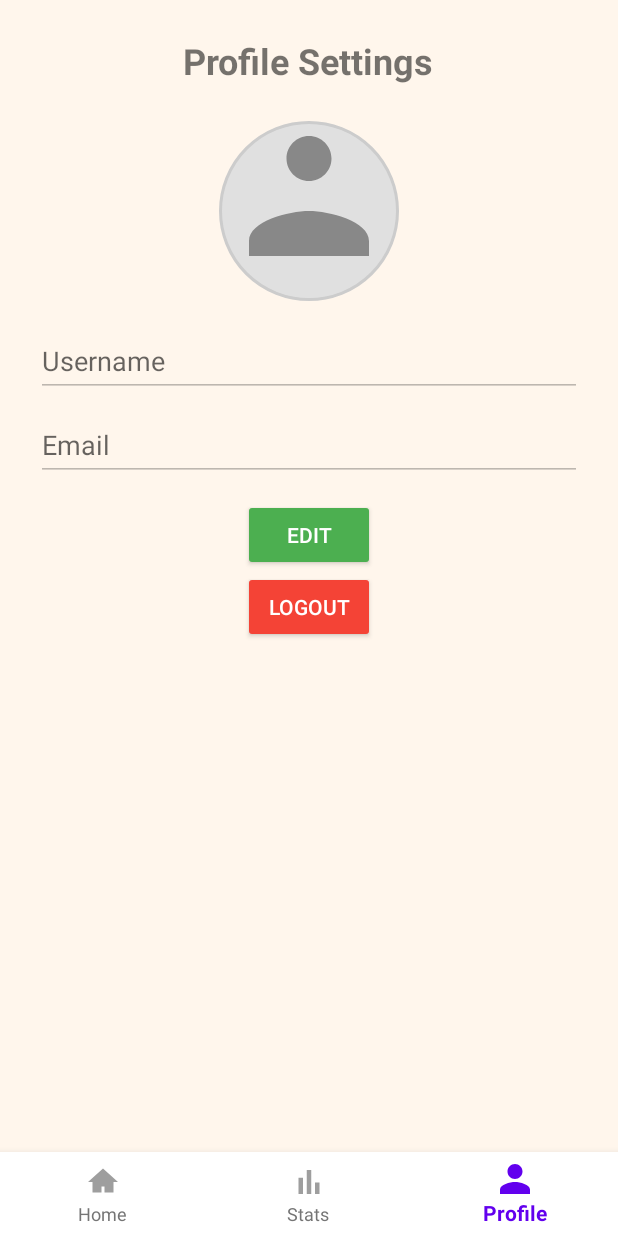
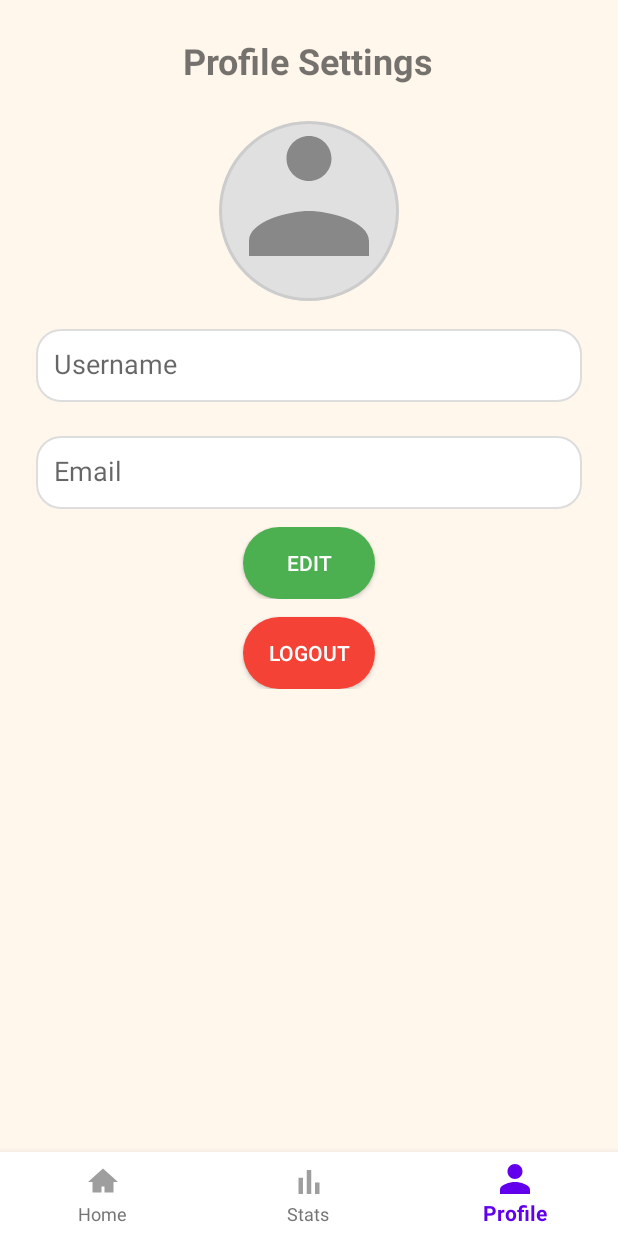
Before and after one commit to pranavpratheekmalleboyina/android-streakly, an Android app: the ProfileActivity screen opened directly, with no data from a screen before it, on a phone screen of 412 x 824 dp. Run offline under Robolectric (Android 15) with nearby library versions, the phone set to English and light mode, and no system bars; our stand-ins replace Firebase (no records; nobody signed in at launch, a user with empty details on screens opened directly).

Commit message:
Enabled save profile picture feature and enhanced the design

```diff
--- a/app/build.gradle.kts
+++ b/app/build.gradle.kts
@@ -33,6 +33,9 @@ android {
 }
 
 dependencies {
+    implementation(libs.github.glide)
+    annotationProcessor(libs.compiler)
+    implementation(libs.firebase.storage)
     implementation(libs.flexbox)
     implementation(libs.mpandroidchart)
     implementation(libs.appcompat)
--- a/app/src/main/AndroidManifest.xml
+++ b/app/src/main/AndroidManifest.xml
@@ -4,6 +4,7 @@
     package="com.pranav.streakly">
 
     <uses-permission android:name="android.permission.INTERNET" />
+    <uses-permission android:name="android.permission.READ_MEDIA_IMAGES" />
 
     <application
         android:allowBackup="true"
--- a/app/src/main/java/com/pranav/streakly/activities/LoginActivity.java
+++ b/app/src/main/java/com/pranav/streakly/activities/LoginActivity.java
@@ -83,7 +83,6 @@ public class LoginActivity extends AppCompatActivity {
                 addOnCompleteListener(this, task -> {
                     loginBtn.setEnabled(true);
                     if(task.isSuccessful()){
-                        Toast.makeText(LoginActivity.this,"Login success!!",Toast.LENGTH_SHORT).show();
                         Intent intent = new Intent(LoginActivity.this,HomeDashboardActivity.class);
                         startActivity(intent);
                         finish(); // closes the login activity and prevents the user from going back to it
--- /dev/null
+++ b/app/src/main/res/drawable/rounded_button_blue.xml
@@ -0,0 +1,4 @@
+<shape xmlns:android="http://schemas.android.com/apk/res/android" android:shape="rectangle">
+    <solid android:color="#03A9F4"/>
+    <corners android:radius="24dp"/> <!-- Higher value = more rounded -->
+</shape>
--- /dev/null
+++ b/app/src/main/res/drawable/rounded_button_red.xml
@@ -0,0 +1,4 @@
+<shape xmlns:android="http://schemas.android.com/apk/res/android" android:shape="rectangle">
+    <solid android:color="#F44336"/>
+    <corners android:radius="24dp"/> <!-- Higher value = more rounded -->
+</shape>
--- a/app/src/main/res/layout/activity_profile.xml
+++ b/app/src/main/res/layout/activity_profile.xml
@@ -46,8 +46,9 @@
             android:layout_height="wrap_content"
             android:layout_marginBottom="24dp"
             android:visibility="gone"
-            android:backgroundTint="#03A9F4"
-            android:textColor="#FFFFFF" />
+            android:background="@drawable/rounded_button_blue"
+            android:textColor="#FFFFFF"
+            android:padding="12dp"/>
 
         <!-- Username -->
         <com.google.android.material.textfield.TextInputLayout
@@ -59,20 +60,25 @@
                 android:id="@+id/etUsername"
                 android:layout_width="match_parent"
                 android:layout_height="wrap_content"
-                android:enabled="false" />
+                android:enabled="false"
+                android:background="@drawable/input_bg"
+                android:padding="12dp"/>
         </com.google.android.material.textfield.TextInputLayout>
 
         <!-- Email (read-only always) -->
         <com.google.android.material.textfield.TextInputLayout
             android:layout_width="match_parent"
             android:layout_height="wrap_content"
-            android:hint="Email">
+            android:hint="Email"
+            android:layout_marginTop="12dp">
 
             <com.google.android.material.textfield.TextInputEditText
                 android:id="@+id/etEmail"
                 android:layout_width="match_parent"
                 android:layout_height="wrap_content"
-                android:enabled="false" />
+                android:enabled="false"
+                android:background="@drawable/input_bg"
+                android:padding="12dp"/>
         </com.google.android.material.textfield.TextInputLayout>
 
         <!-- Buttons -->
@@ -88,7 +94,7 @@
                 android:text="Edit"
                 android:layout_width="wrap_content"
                 android:layout_height="wrap_content"
-                android:backgroundTint="#4CAF50"
+                android:background="@drawable/rounded_button_green"
                 android:textColor="#FFFFFF" />
 
             <Button
@@ -98,7 +104,7 @@
                 android:layout_height="wrap_content"
                 android:visibility="gone"
                 android:layout_marginStart="8dp"
-                android:backgroundTint="#4CAF50"
+                android:background="@drawable/rounded_button_green"
                 android:textColor="#FFFFFF" />
         </LinearLayout>
 
@@ -107,8 +113,9 @@
             android:text="Logout"
             android:layout_width="wrap_content"
             android:layout_height="wrap_content"
-            android:backgroundTint="#F44336"
-            android:textColor="#FFFFFF" />
+            android:background="@drawable/rounded_button_red"
+            android:textColor="#FFFFFF"
+            android:layout_marginTop="12dp" />
     </LinearLayout>
 </ScrollView>
     <!-- Bottom Navigation Bar -->
--- a/gradle/libs.versions.toml
+++ b/gradle/libs.versions.toml
@@ -1,7 +1,10 @@
 [versions]
 agp = "8.10.1"
+compiler = "4.15.1"
 firebaseBom = "34.0.0"
+firebaseStorage = "22.0.0"
 flexbox = "3.0.0"
+glideVersion = "4.15.1"
 junit = "4.13.2"
 junitVersion = "1.2.1"
 espressoCore = "3.6.1"
@@ -14,9 +17,12 @@ firebaseFirestore = "26.0.0"
 mpandroidchart = "3.1.0"
 
 [libraries]
+compiler = { module = "com.github.bumptech.glide:compiler", version.ref = "compiler" }
 firebase-analytics = { module = "com.google.firebase:firebase-analytics" }
 firebase-bom = { module = "com.google.firebase:firebase-bom", version.ref = "firebaseBom" }
+firebase-storage = { module = "com.google.firebase:firebase-storage", version.ref = "firebaseStorage" }
 flexbox = { module = "com.google.android.flexbox:flexbox", version.ref = "flexbox" }
+github-glide = { module = "com.github.bumptech.glide:glide", version.ref = "glideVersion" }
 junit = { group = "junit", name = "junit", version.ref = "junit" }
 ext-junit = { group = "androidx.test.ext", name = "junit", version.ref = "junitVersion" }
 espresso-core = { group = "androidx.test.espresso", name = "espresso-core", version.ref = "espressoCore" }
```
Also changed, not shown: app/src/main/java/com/pranav/streakly/activities/ProfileActivity.java (+65 -5 lines).
